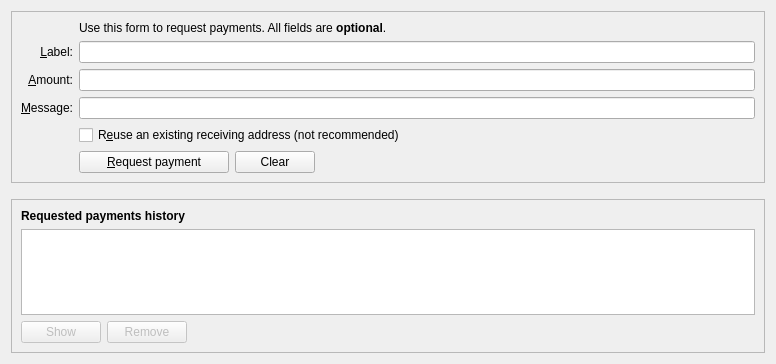
Qt form src/qt/forms/receivecoinsdialog.ui (firoorg/firo) before a commit.
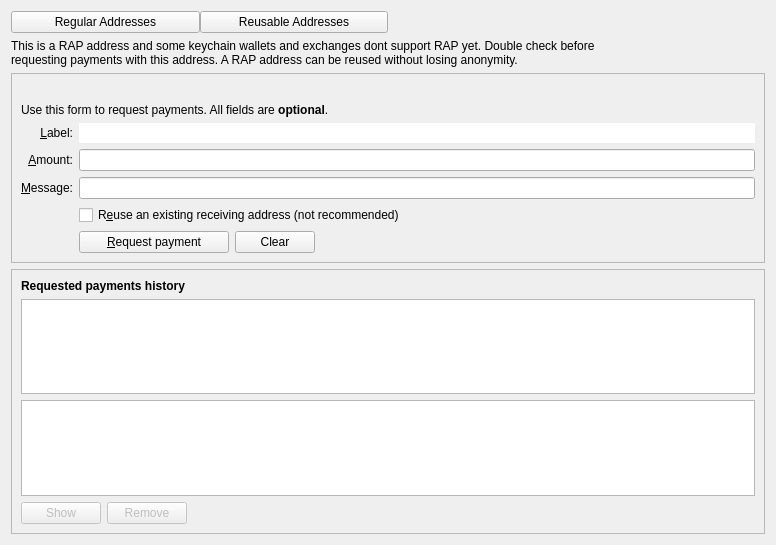
The same form after that commit. Icons and pictures are not drawn. Custom widgets are drawn as their Qt base class.

```diff
--- a/src/qt/forms/receivecoinsdialog.ui
+++ b/src/qt/forms/receivecoinsdialog.ui
@@ -7,10 +7,67 @@
     <x>0</x>
     <y>0</y>
     <width>776</width>
-    <height>364</height>
+    <height>545</height>
    </rect>
   </property>
-  <layout class="QVBoxLayout" name="verticalLayout" stretch="0,0,1">
+  <layout class="QVBoxLayout" name="verticalLayout" stretch="0,0,0,1,0">
+   <item>
+    <layout class="QHBoxLayout" name="horizontalLayout_3">
+     <property name="spacing">
+      <number>0</number>
+     </property>
+     <item>
+      <widget class="QPushButton" name="regularAddressButton">
+       <property name="mouseTracking">
+        <bool>true</bool>
+       </property>
+       <property name="styleSheet">
+        <string notr="true"/>
+       </property>
+       <property name="text">
+        <string>Regular Addresses</string>
+       </property>
+      </widget>
+     </item>
+     <item>
+      <widget class="QPushButton" name="reusableAddressButton">
+       <property name="styleSheet">
+        <string notr="true"/>
+       </property>
+       <property name="text">
+        <string>Reusable Addresses</string>
+       </property>
+      </widget>
+     </item>
+     <item>
+      <widget class="QLabel" name="label_11">
+       <property name="enabled">
+        <bool>false</bool>
+       </property>
+       <property name="text">
+        <string/>
+       </property>
+      </widget>
+     </item>
+     <item>
+      <widget class="QLabel" name="label_9">
+       <property name="enabled">
+        <bool>false</bool>
+       </property>
+       <property name="text">
+        <string/>
+       </property>
+      </widget>
+     </item>
+    </layout>
+   </item>
+   <item>
+    <widget class="QLabel" name="label_10">
+     <property name="text">
+      <string>&lt;html&gt;&lt;head/&gt;&lt;body&gt;&lt;p&gt;This is a RAP address and some keychain wallets and exchanges dont support RAP yet. Double check before &lt;br/&gt;&lt;span style=&quot; font-family:'Helvetica Neue';&quot;&gt;requesting payments with this address. A RAP address can be reused without losing anonymity.&lt;/span&gt;&lt;/p&gt;&lt;/body&gt;&lt;/html&gt;</string>
+     </property>
+    </widget>
+   </item>
    <item>
     <widget class="QFrame" name="frame2">
      <property name="sizePolicy">
@@ -26,79 +83,37 @@
       <enum>QFrame::Sunken</enum>
      </property>
      <layout class="QVBoxLayout" name="verticalLayout_3">
+      <item>
+       <widget class="QLabel" name="label_8">
+        <property name="text">
+         <string/>
+        </property>
+       </widget>
+      </item>
+      <item>
+       <widget class="QLabel" name="label_5">
+        <property name="text">
+         <string>Use this form to request payments. All fields are &lt;b&gt;optional&lt;/b&gt;.</string>
+        </property>
+       </widget>
+      </item>
       <item>
        <layout class="QGridLayout" name="gridLayout">
-        <item row="7" column="2">
-         <widget class="QCheckBox" name="reuseAddress">
-          <property name="toolTip">
-           <string>Reuse one of the previously used receiving addresses. Reusing addresses has security and privacy issues. Do not use this unless re-generating a payment request made before.</string>
-          </property>
-          <property name="text">
-           <string>R&amp;euse an existing receiving address (not recommended)</string>
-          </property>
-         </widget>
-        </item>
-        <item row="7" column="0">
+        <item row="5" column="0">
          <widget class="QLabel" name="label_4">
           <property name="text">
            <string/>
           </property>
          </widget>
         </item>
-        <item row="6" column="0">
-         <widget class="QLabel" name="label_3">
-          <property name="toolTip">
-           <string>An optional message to attach to the payment request, which will be displayed when the request is opened. Note: The message will not be sent with the payment over the Zcoin network.</string>
-          </property>
-          <property name="text">
-           <string>&amp;Message:</string>
-          </property>
-          <property name="alignment">
-           <set>Qt::AlignRight|Qt::AlignTrailing|Qt::AlignVCenter</set>
-          </property>
-          <property name="buddy">
-           <cstring>reqMessage</cstring>
-          </property>
-         </widget>
-        </item>
         <item row="4" column="2">
-         <widget class="QLineEdit" name="reqLabel">
-          <property name="toolTip">
-           <string>An optional label to associate with the new receiving address.</string>
-          </property>
-         </widget>
-        </item>
-        <item row="6" column="2">
          <widget class="QLineEdit" name="reqMessage">
           <property name="toolTip">
            <string>An optional message to attach to the payment request, which will be displayed when the request is opened. Note: The message will not be sent with the payment over the Zcoin network.</string>
           </property>
          </widget>
         </item>
-        <item row="2" column="2">
-         <widget class="QLabel" name="label_5">
-          <property name="text">
-           <string>Use this form to request payments. All fields are &lt;b&gt;optional&lt;/b&gt;.</string>
-          </property>
-         </widget>
-        </item>
-        <item row="4" column="0">
-         <widget class="QLabel" name="label_2">
-          <property name="toolTip">
-           <string>An optional label to associate with the new receiving address.</string>
-          </property>
-          <property name="text">
-           <string>&amp;Label:</string>
-          </property>
-          <property name="alignment">
-           <set>Qt::AlignRight|Qt::AlignTrailing|Qt::AlignVCenter</set>
-          </property>
-          <property name="buddy">
-           <cstring>reqLabel</cstring>
-          </property>
-         </widget>
-        </item>
-        <item row="5" column="0">
+        <item row="3" column="0">
          <widget class="QLabel" name="label">
           <property name="toolTip">
            <string>An optional amount to request. Leave this empty or zero to not request a specific amount.</string>
@@ -114,7 +129,30 @@
           </property>
          </widget>
         </item>
-        <item row="5" column="2">
+        <item row="2" column="0">
+         <widget class="QLabel" name="label_2">
+          <property name="toolTip">
+           <string>An optional label to associate with the new receiving address.</string>
+          </property>
+          <property name="text">
+           <string>&amp;Label:</string>
+          </property>
+          <property name="alignment">
+           <set>Qt::AlignRight|Qt::AlignTrailing|Qt::AlignVCenter</set>
+          </property>
+          <property name="buddy">
+           <cstring>reqLabel</cstring>
+          </property>
+         </widget>
+        </item>
+        <item row="6" column="0">
+         <widget class="QLabel" name="label_7">
+          <property name="text">
+           <string/>
+          </property>
+         </widget>
+        </item>
+        <item row="3" column="2">
          <widget class="BitcoinAmountField" name="reqAmount">
           <property name="minimumSize">
            <size>
@@ -127,7 +165,33 @@
           </property>
          </widget>
         </item>
-        <item row="8" column="2">
+        <item row="2" column="2">
+         <widget class="QLineEdit" name="reqLabel">
+          <property name="toolTip">
+           <string>An optional label to associate with the new receiving address.</string>
+          </property>
+          <property name="frame">
+           <bool>false</bool>
+          </property>
+         </widget>
+        </item>
+        <item row="4" column="0">
+         <widget class="QLabel" name="label_3">
+          <property name="toolTip">
+           <string>An optional message to attach to the payment request, which will be displayed when the request is opened. Note: The message will not be sent with the payment over the Zcoin network.</string>
+          </property>
+          <property name="text">
+           <string>&amp;Message:</string>
+          </property>
+          <property name="alignment">
+           <set>Qt::AlignRight|Qt::AlignTrailing|Qt::AlignVCenter</set>
+          </property>
+          <property name="buddy">
+           <cstring>reqMessage</cstring>
+          </property>
+         </widget>
+        </item>
+        <item row="6" column="2">
          <layout class="QHBoxLayout" name="horizontalLayout">
           <item>
            <widget class="QPushButton" name="receiveButton">
@@ -184,10 +248,13 @@
           </item>
          </layout>
         </item>
-        <item row="8" column="0">
-         <widget class="QLabel" name="label_7">
+        <item row="5" column="2">
+         <widget class="QCheckBox" name="reuseAddress">
+          <property name="toolTip">
+           <string>Reuse one of the previously used receiving addresses. Reusing addresses has security and privacy issues. Do not use this unless re-generating a payment request made before.</string>
+          </property>
           <property name="text">
-           <string/>
+           <string>R&amp;euse an existing receiving address (not recommended)</string>
           </property>
          </widget>
         </item>
@@ -250,6 +317,19 @@
         </property>
        </widget>
       </item>
+      <item>
+       <widget class="QTableView" name="myRapAddressesView">
+        <property name="contextMenuPolicy">
+         <enum>Qt::CustomContextMenu</enum>
+        </property>
+        <property name="tabKeyNavigation">
+         <bool>false</bool>
+        </property>
+        <property name="sortingEnabled">
+         <bool>true</bool>
+        </property>
+       </widget>
+      </item>
       <item>
        <layout class="QHBoxLayout" name="horizontalLayout_2">
         <item>
```
